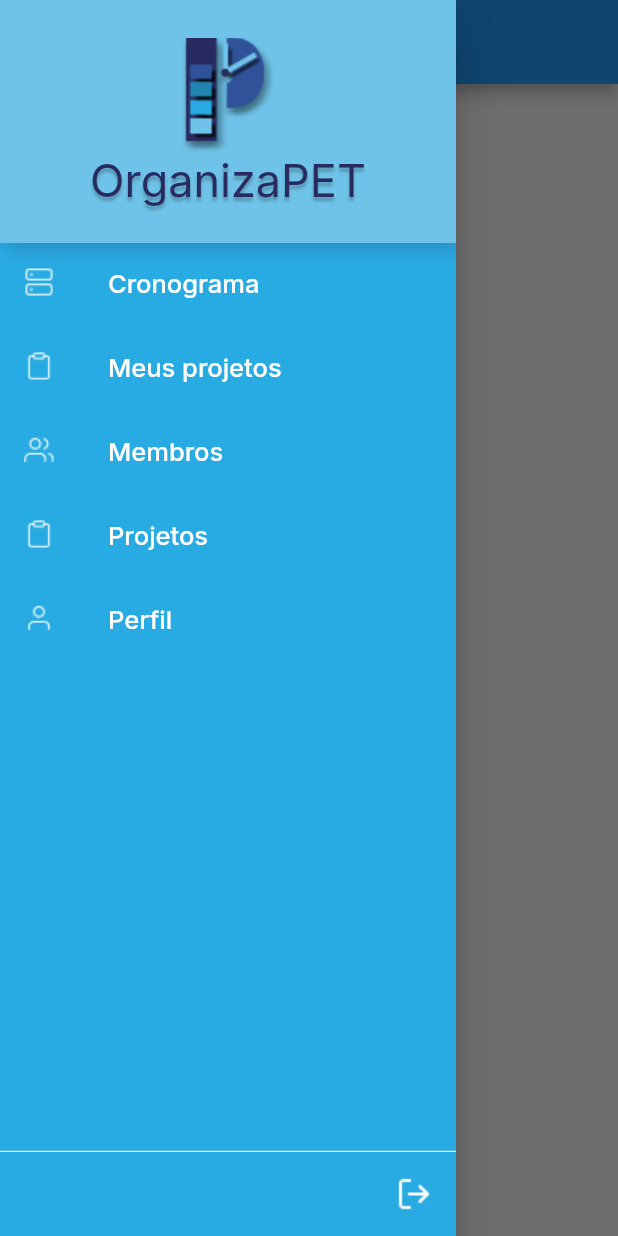
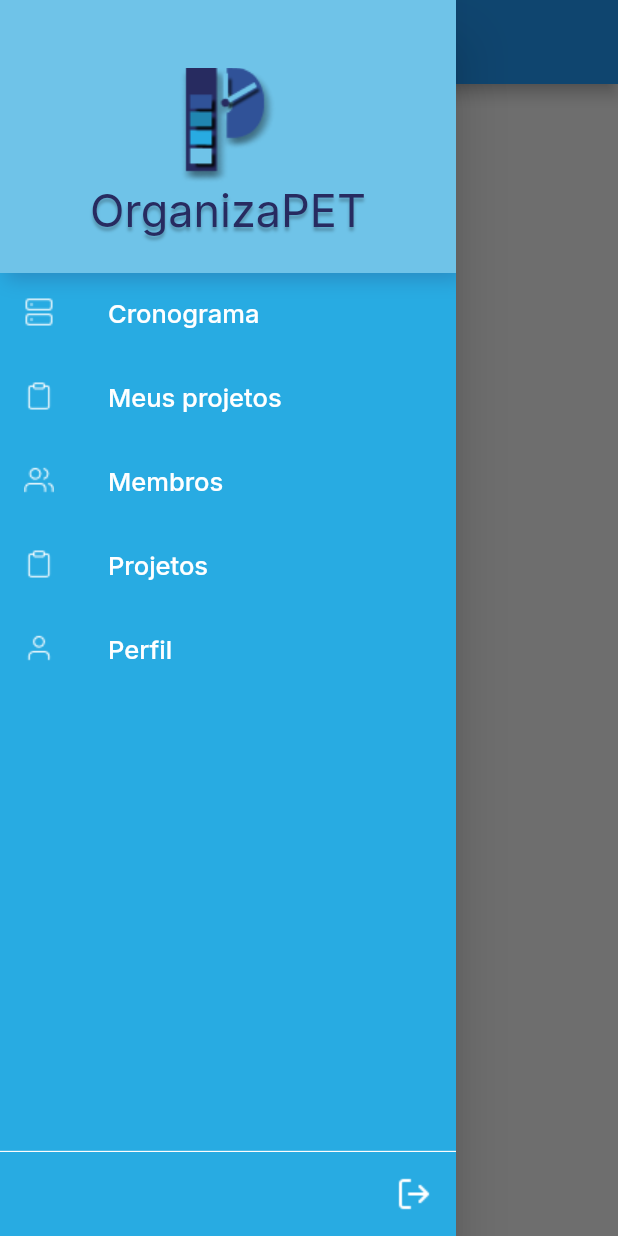
Before and after one commit to MahatKC/organizapet, a Flutter app: the ListaPetianos screen opened directly with empty values, with the side drawer open, on a phone screen of 412 x 824 dp. Run offline on Flutter 3.47's test engine with Material 2 defaults, Android fonts, the phone set to English and light mode, and no system bars; our stand-ins replace cloud_firestore, firebase_auth, firebase_core, google_fonts, google_sign_in, mask_text_input_formatter and 1 more; accounts and stored records are empty.

Commit message:
container logo menu maior

```diff
--- a/organizapet/lib/modules/menu/menu_sanduiche.dart
+++ b/organizapet/lib/modules/menu/menu_sanduiche.dart
@@ -39,7 +39,7 @@ class MenuSanduiche extends StatelessWidget {
               padding: EdgeInsets.zero,
               children: <Widget>[
                 Container(
-                    height: 162,
+                    height: 182,
                     decoration: BoxDecoration(
                         color: AppColors.boxListBorder,
                         boxShadow: [
@@ -49,7 +49,7 @@ class MenuSanduiche extends StatelessWidget {
                               offset: Offset(4, 4)),
                         ]),
                     child: Padding(
-                      padding: const EdgeInsets.only(top: 25, bottom: 20),
+                      padding: const EdgeInsets.only(top: 45, bottom: 20),
                       child: Column(
                         children: [
                           Image.asset(AppImages.logoMenor),
```
